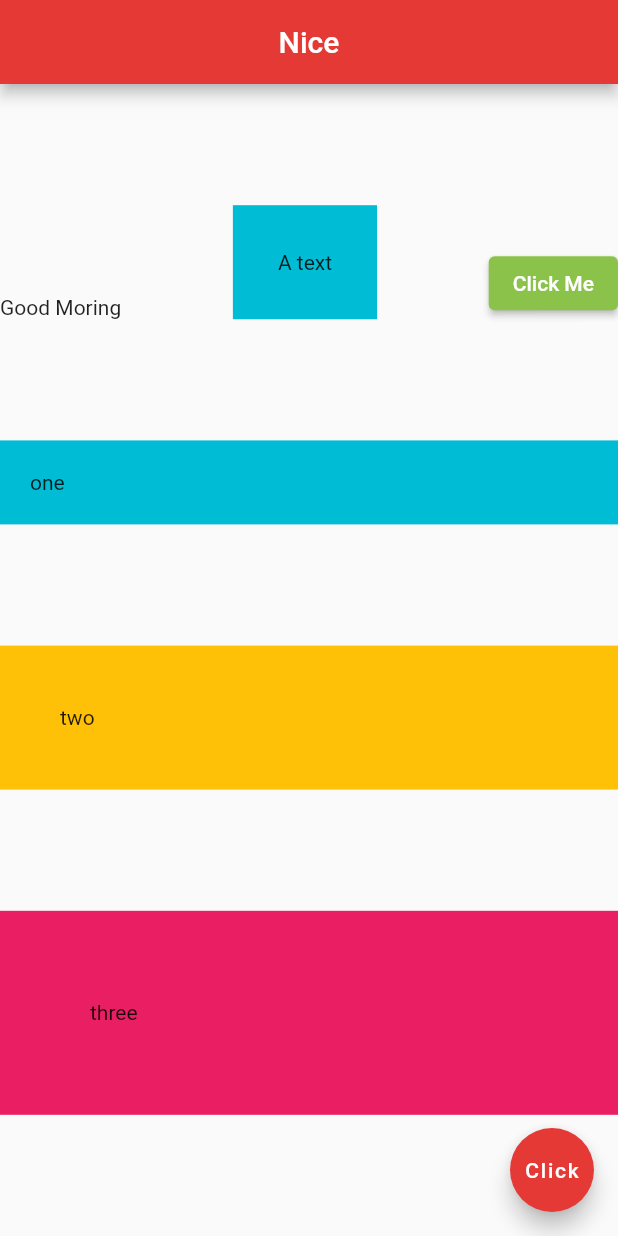
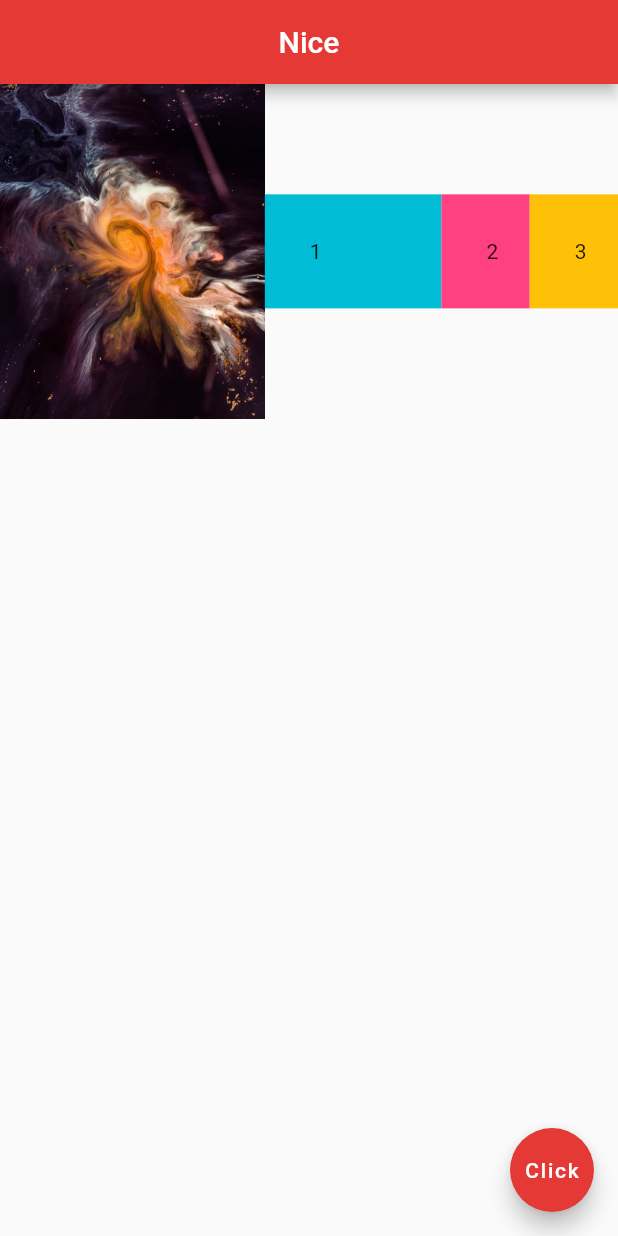
Before and after one commit to angkasa27/flutter-basic, a Flutter app: the screen it shows after launch, on a phone screen of 412 x 824 dp. Run offline on Flutter 3.47's test engine with Material 2 defaults, Android fonts, the phone set to English and light mode, and no system bars.

Commit message:
Basic flex

```diff
--- a/lib/main.dart
+++ b/lib/main.dart
@@ -15,42 +15,31 @@ class Home extends StatelessWidget {
         centerTitle: true,
         backgroundColor: Colors.red[600],
       ),
-      body: Column(
-        mainAxisAlignment: MainAxisAlignment.spaceEvenly,
-        crossAxisAlignment: CrossAxisAlignment.stretch,
+      body: Row(
         children: [
-          Row(
-            mainAxisAlignment: MainAxisAlignment.spaceBetween,
-            crossAxisAlignment: CrossAxisAlignment.end,
-            children: [
-              Text('Good Moring'),
-              Container(
+          Expanded(
+            child: Image.asset('assets/space-2.jpg'),
+            flex: 3,
+          ),
+          Expanded(
+            flex: 2,
+            child: Container(
+                padding: EdgeInsets.all(30),
                 color: Colors.cyan,
+                child: Text('1')),
+          ),
+          Expanded(
+            child: Container(
                 padding: EdgeInsets.all(30),
-                child: Text('A text'),
-              ),
-              ElevatedButton(
-                  style: ElevatedButton.styleFrom(primary: Colors.lightGreen),
-                  onPressed: () {},
-                  child: Text('Click Me')
-              ),
-            ],
+                color: Colors.pinkAccent,
+                child: Text('2')),
           ),
-          Container(
-            color: Colors.cyan,
-            padding: EdgeInsets.all(20),
-            child: Text('one'),
+          Expanded(
+            child: Container(
+                padding: EdgeInsets.all(30),
+                color: Colors.amber,
+                child: Text('3')),
           ),
-          Container(
-            color: Colors.amber,
-            padding: EdgeInsets.all(40),
-            child: Text('two'),
-          ),
-          Container(
-            color: Colors.pink,
-            padding: EdgeInsets.all(60),
-            child: Text('three'),
-          )
         ],
       ),
       floatingActionButton: FloatingActionButton(
```
